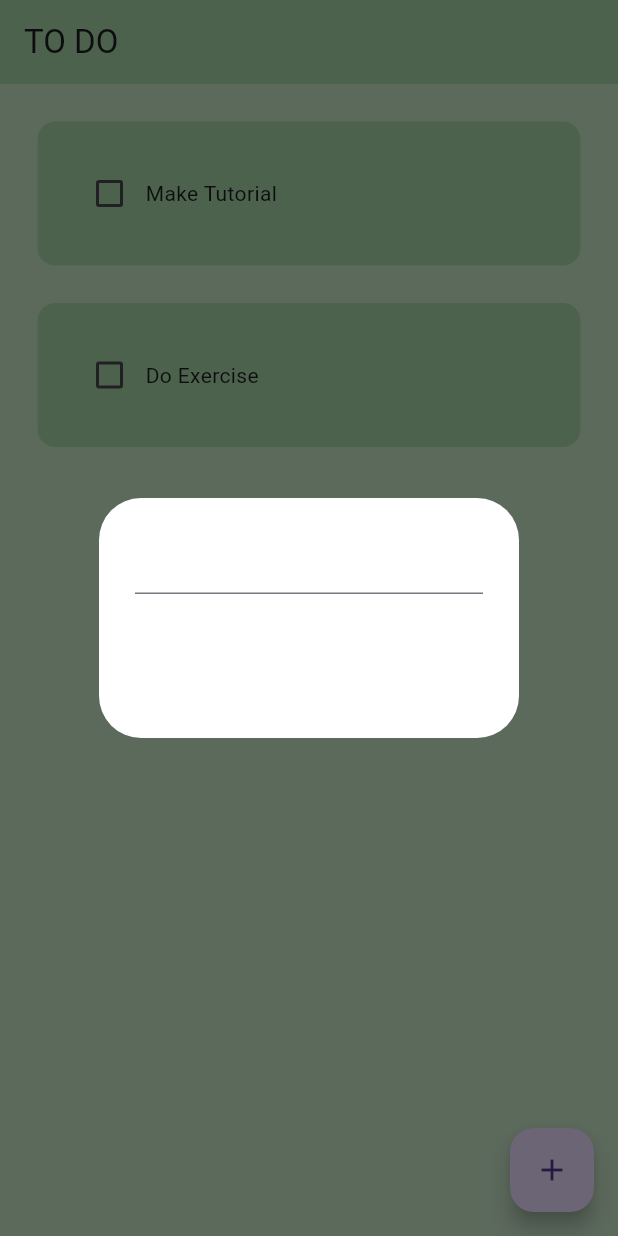
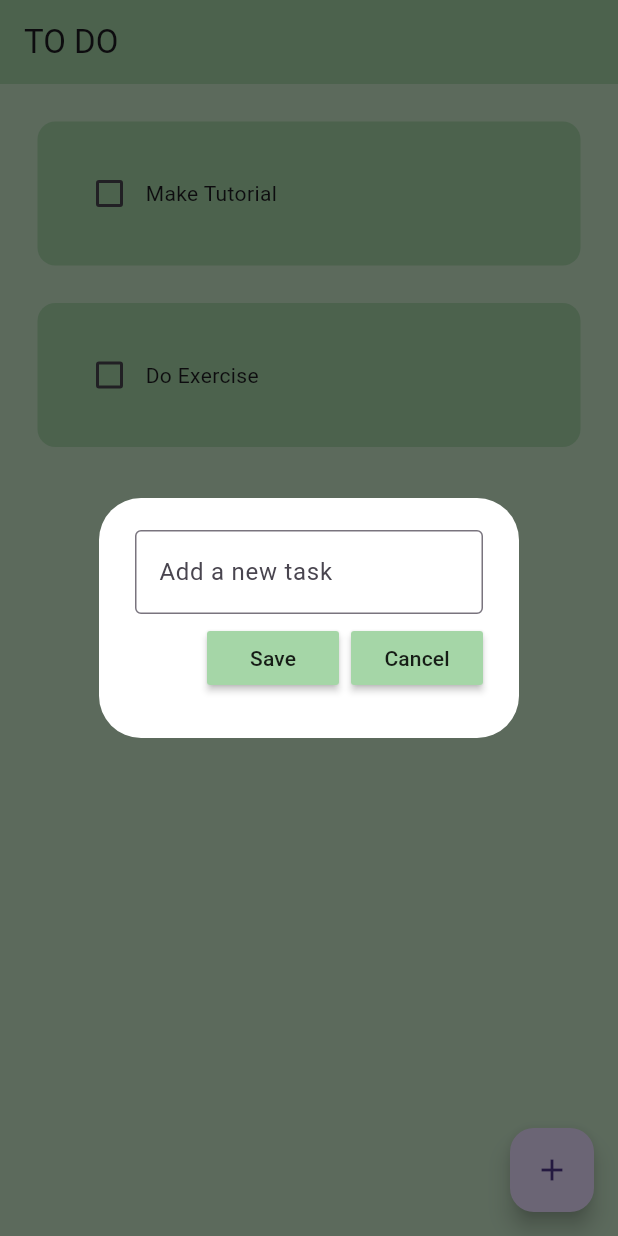
Before and after one commit to ilmamhf/flutter-todo-app, a Flutter app: the screen it shows after launch, after a tap on the "add" icon, on a phone screen of 412 x 824 dp. Run offline on Flutter 3.47's test engine with Material 3 defaults, Android fonts, the phone set to English and light mode, and no system bars; drawn by our look-alikes of flutter_slidable; our stand-ins replace hive_flutter; accounts and stored records are empty.

Commit message:
3rd commit

```diff
--- a/lib/main.dart
+++ b/lib/main.dart
@@ -1,8 +1,13 @@
 import 'package:flutter/material.dart';
-
+import 'package:hive_flutter/hive_flutter.dart';
 import 'pages/home_page.dart';
 
 void main() {
+
+  // init the Hive
+  Hive.initFlutter();
+
+
   runApp(const MyApp());
 }
 
--- a/lib/pages/home_page.dart
+++ b/lib/pages/home_page.dart
@@ -11,6 +11,9 @@ class HomePage extends StatefulWidget {
 }
 
 class _HomePageState extends State<HomePage> {
+// text controller
+final _controller = TextEditingController();
+
 // list of todo tasks
 List toDoList = [
   ["Make Tutorial", false],
@@ -24,14 +27,34 @@ void checkBoxChanged(bool? value, int index) {
   });
 }
 
+// save new task
+void saveNewTask() {
+  setState(() {
+    toDoList.add([_controller.text, false]);
+    _controller.clear();
+  });
+  Navigator.of(context).pop();
+}
+
 // create a new task
 void createNewTask() {
   showDialog(
     context: context,
     builder: (context) {
-      return DialogBox();
+      return DialogBox(
+        controller: _controller,
+        onSave: saveNewTask,
+        onCancel: () => Navigator.of(context).pop(),
+      );
     }
   );
+}
+
+// delete task
+void deleteTask(int index) {
+  setState(() {
+    toDoList.removeAt(index);
+  });
 }
 
   @override
@@ -54,6 +77,7 @@ void createNewTask() {
             taskName: toDoList[index][0],
             taskCompleted: toDoList[index][1],
             onChanged: (value) => checkBoxChanged(value, index),
+            deleteFunction: (context) => deleteTask(index),
           );
         },
       ),
--- a/lib/util/dialog_box.dart
+++ b/lib/util/dialog_box.dart
@@ -1,7 +1,17 @@
 import 'package:flutter/material.dart';
+import 'package:flutter_todo_app/util/my_button.dart';
 
 class DialogBox extends StatelessWidget {
-  const DialogBox({super.key});
+  final controller;
+  VoidCallback onSave;
+  VoidCallback onCancel;
+
+  DialogBox({
+    super.key,
+    required this.controller,
+    required this.onSave,
+    required this.onCancel,
+  });
 
   @override
   Widget build(BuildContext context) {
@@ -9,12 +19,33 @@ class DialogBox extends StatelessWidget {
       backgroundColor: Colors.white,
       content: Container(
         height: 120,
-        child: Column(children: [
+        child: Column(
+          mainAxisAlignment: MainAxisAlignment.spaceEvenly,
+          children: [
           // get user input
-          TextField(),
+            TextField(
+              controller: controller,
+              decoration: InputDecoration(
+                border: OutlineInputBorder(),
+                hintText: "Add a new task",
+              ),
+            ),
 
+            // buttons -> save + cancel
+            Row(
+              mainAxisAlignment: MainAxisAlignment.end,
+              children: [
+                // save button
+                MyButton(text: "Save", onPressed: onSave),
 
-        ],),
+                const SizedBox(width: 8,),
+
+                // cancel button
+                MyButton(text: "Cancel", onPressed: onCancel),
+              ],
+            )
+          ],
+        ),
       ),
     );
   }
--- /dev/null
+++ b/lib/util/my_button.dart
@@ -0,0 +1,20 @@
+import 'package:flutter/material.dart';
+
+class MyButton extends StatelessWidget {
+  final String text;
+  VoidCallback onPressed;
+  MyButton({
+    super.key,
+    required this.text,
+    required this.onPressed
+  });
+
+  @override
+  Widget build(BuildContext context) {
+    return MaterialButton(
+      onPressed: onPressed,
+      color: Colors.green[200],
+      child: Text(text),
+    );
+  }
+}
--- a/lib/util/todo_file.dart
+++ b/lib/util/todo_file.dart
@@ -1,21 +1,36 @@
 import 'package:flutter/material.dart';
+import 'package:flutter_slidable/flutter_slidable.dart';
 
 class ToDoTile extends StatelessWidget {
   final String taskName;
   final bool taskCompleted;
   Function(bool?)? onChanged;
+  Function(BuildContext)? deleteFunction;
 
   ToDoTile({
     super.key,
     required this.taskName,
     required this.taskCompleted,
     required this.onChanged,
+    required this.deleteFunction,
   });
 
   @override
   Widget build(BuildContext context) {
     return Padding(
       padding: const EdgeInsets.only(left: 25.0, right: 25, top: 25),
+      child: Slidable(
+        endActionPane: ActionPane(
+          motion: StretchMotion(),
+          children: [
+            SlidableAction(
+              onPressed: deleteFunction,
+              icon: Icons.delete,
+              backgroundColor: Colors.red.shade300,
+              borderRadius: BorderRadius.circular(12),
+            )
+          ],
+        ),
         child: Container(
           padding: EdgeInsets.all(24),
           decoration: BoxDecoration(
@@ -44,6 +59,7 @@ class ToDoTile extends StatelessWidget {
             ],
           ),
         ),
+      ),
     );
   }
 }
--- a/pubspec.yaml
+++ b/pubspec.yaml
@@ -30,15 +30,20 @@ environment:
 dependencies:
   flutter:
     sdk: flutter
+  hive: ^2.2.3
+  hive_flutter: ^1.1.0
 
 
   # The following adds the Cupertino Icons font to your application.
   # Use with the CupertinoIcons class for iOS style icons.
   cupertino_icons: ^1.0.6
+  flutter_slidable: ^1.2.0
 
 dev_dependencies:
   flutter_test:
     sdk: flutter
+  hive_generator: ^1.1.3
+  build_runner: ^2.1.11
 
   # The "flutter_lints" package below contains a set of recommended lints to
   # encourage good coding practices. The lint set provided by the package is
```
Also changed, not shown: pubspec.lock, 1 other file. Lines whose indentation alone changed are shown as unchanged.
